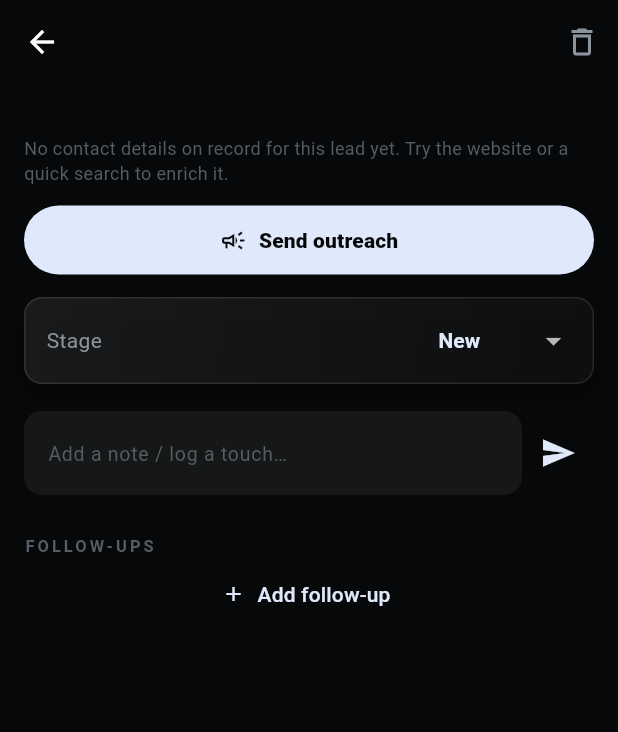
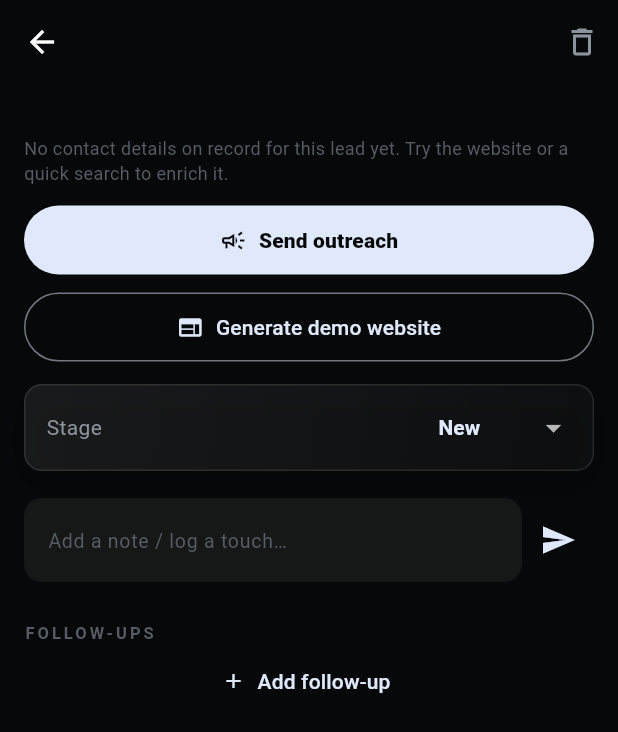
Before and after one commit to Anbarasanraghu/Elder-wand, a Flutter app: the CrmLeadScreen screen opened directly with empty values, on a phone screen of 412 x 824 dp. Shown: the top 732 px of the screen. Run offline on Flutter 3.47's test engine with Material 3 defaults, Android fonts, the phone set to English and light mode, and no system bars; our stand-ins replace audioplayers, battery_plus, dio, flutter_local_notifications, flutter_tts, geolocator and 9 more; missing offline and left inert: android_alarm_manager_plus, android_intent_plus, another_telephony, call_log, dart:ffi, flutter_foreground_task and 11 more; accounts and stored records are empty.

Commit message:
Phase 1 #3: Demo Website Generator (free, on Supabase Storage)
From a lead, generate a polished responsive 1-page demo site and host
it free on Supabase Storage — a shareable link to pitch the prospect.
- demo_builder.dart: self-contained HTML (hero + category-based
  services + about + contact/map + Agzus footer), accent hue derived
  from the name, category->services map.
- demo_service.dart: build -> upload to public 'demos' bucket
  (text/html) -> save demo_url on the lead -> return link.
- demos_setup.sql: public bucket + policy + demo_url column.
- Lead.demoUrl; lead detail gets a "Generate demo website" button →
  open / copy / regenerate the link (send it via Outreach).

Co-Authored-By: Claude Opus 4.8 <noreply@anthropic.com>

```diff
--- a/akeriyan_app/lib/crm/crm_cloud_screen.dart
+++ b/akeriyan_app/lib/crm/crm_cloud_screen.dart
@@ -1,4 +1,5 @@
 import 'package:flutter/material.dart';
+import 'package:flutter/services.dart';
 import 'package:url_launcher/url_launcher.dart';
 
 import '../theme.dart';
@@ -7,6 +8,7 @@ import '../sms_sender.dart';
 import '../phone_caller.dart';
 import 'crm_config.dart';
 import 'crm_service.dart';
+import 'demo_service.dart';
 import 'lead_generator_screen.dart';
 import 'outreach_sheet.dart';
 
@@ -396,9 +398,80 @@ class CrmLeadScreen extends StatefulWidget {
 
 class _CrmLeadScreenState extends State<CrmLeadScreen> {
   late String _stage = widget.lead.stage;
+  late String _demoUrl = widget.lead.demoUrl;
+  bool _demoBusy = false;
   final _note = TextEditingController();
   List<Map<String, dynamic>> _acts = [];
   List<Map<String, dynamic>> _fups = [];
+
+  Future<void> _generateDemo() async {
+    setState(() => _demoBusy = true);
+    try {
+      final url = await DemoService.generate(l);
+      setState(() => _demoUrl = url);
+      if (mounted) {
+        ScaffoldMessenger.of(context).showSnackBar(
+            const SnackBar(content: Text('Demo site ready ✓')));
+      }
+    } catch (e) {
+      if (mounted) {
+        ScaffoldMessenger.of(context).showSnackBar(SnackBar(
+            content: Text('Failed: $e — did you run demos_setup.sql?')));
+      }
+    }
+    if (mounted) setState(() => _demoBusy = false);
+  }
+
+  Widget _demoButton() {
+    if (_demoBusy) {
+      return const SizedBox(
+        width: double.infinity,
+        child: OutlinedButton(
+            onPressed: null,
+            child: Text('Generating demo site…',
+                style: TextStyle(color: Ak.silver))),
+      );
+    }
+    if (_demoUrl.isEmpty) {
+      return SizedBox(
+        width: double.infinity,
+        child: OutlinedButton.icon(
+          style: OutlinedButton.styleFrom(
+              foregroundColor: Ak.purple,
+              side: BorderSide(color: Ak.purple.withValues(alpha: 0.5)),
+              padding: const EdgeInsets.symmetric(vertical: 13)),
+          onPressed: _generateDemo,
+          icon: const Icon(Icons.web),
+          label: const Text('Generate demo website'),
+        ),
+      );
+    }
+    return Container(
+      padding: const EdgeInsets.symmetric(horizontal: 14, vertical: 10),
+      decoration: Ak.bento(radius: 12),
+      child: Row(
+        children: [
+          const Icon(Icons.web, color: Ak.purple, size: 18),
+          const SizedBox(width: 10),
+          const Expanded(
+            child: Text('Demo site ready',
+                style: TextStyle(color: Ak.textHi, fontWeight: FontWeight.w600)),
+          ),
+          _mini(Icons.open_in_new, () => launchUrl(Uri.parse(_demoUrl),
+              mode: LaunchMode.externalApplication)),
+          _mini(Icons.copy, () {
+            Clipboard.setData(ClipboardData(text: _demoUrl));
+            ScaffoldMessenger.of(context)
+                .showSnackBar(const SnackBar(content: Text('Link copied')));
+          }),
+          _mini(Icons.refresh, _generateDemo),
+        ],
+      ),
+    );
+  }
+
+  Widget _mini(IconData i, VoidCallback onTap) => IconButton(
+      icon: Icon(i, size: 18, color: Ak.silver), onPressed: onTap);
 
   Lead get l => widget.lead;
 
@@ -468,6 +541,8 @@ class _CrmLeadScreenState extends State<CrmLeadScreen> {
                   style: TextStyle(color: Ak.bg0, fontWeight: FontWeight.w800)),
             ),
           ),
+          const SizedBox(height: 10),
+          _demoButton(),
           const SizedBox(height: 14),
           _stageRow(),
           const SizedBox(height: 18),
--- a/akeriyan_app/lib/crm/crm_service.dart
+++ b/akeriyan_app/lib/crm/crm_service.dart
@@ -17,6 +17,7 @@ class Lead {
   final String notes;
   final String address;
   final String category;
+  final String demoUrl;
 
   Lead({
     required this.id,
@@ -31,6 +32,7 @@ class Lead {
     this.notes = '',
     this.address = '',
     this.category = '',
+    this.demoUrl = '',
   });
 
   factory Lead.fromMap(Map<String, dynamic> m) => Lead(
@@ -46,6 +48,7 @@ class Lead {
         notes: '${m['notes'] ?? ''}',
         address: '${m['address'] ?? ''}',
         category: '${m['category'] ?? ''}',
+        demoUrl: '${m['demo_url'] ?? ''}',
       );
 }
 
@@ -109,6 +112,10 @@ class CrmService {
     await _db.from('leads').update({'stage': stage}).eq('id', id);
   }
 
+  static Future<void> setDemoUrl(String id, String url) async {
+    await _db.from('leads').update({'demo_url': url}).eq('id', id);
+  }
+
   static Future<void> deleteLead(String id) async {
     await _db.from('leads').delete().eq('id', id);
   }
```
Also changed, not shown: akeriyan_app/lib/crm/demo_builder.dart (added, +169 -0 lines), akeriyan_app/lib/crm/demo_service.dart (added, +29 -0 lines), 1 other file.
